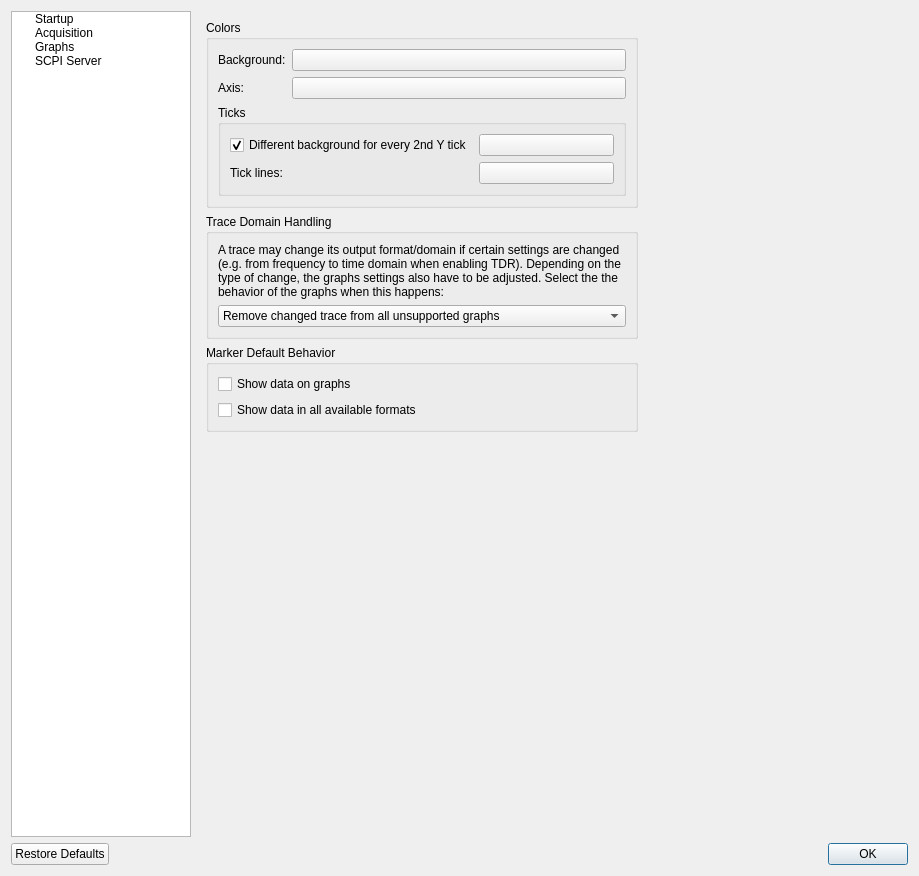
jankae/LibreVNA, file Software/PC_Application/preferencesdialog.ui: the form before one commit.
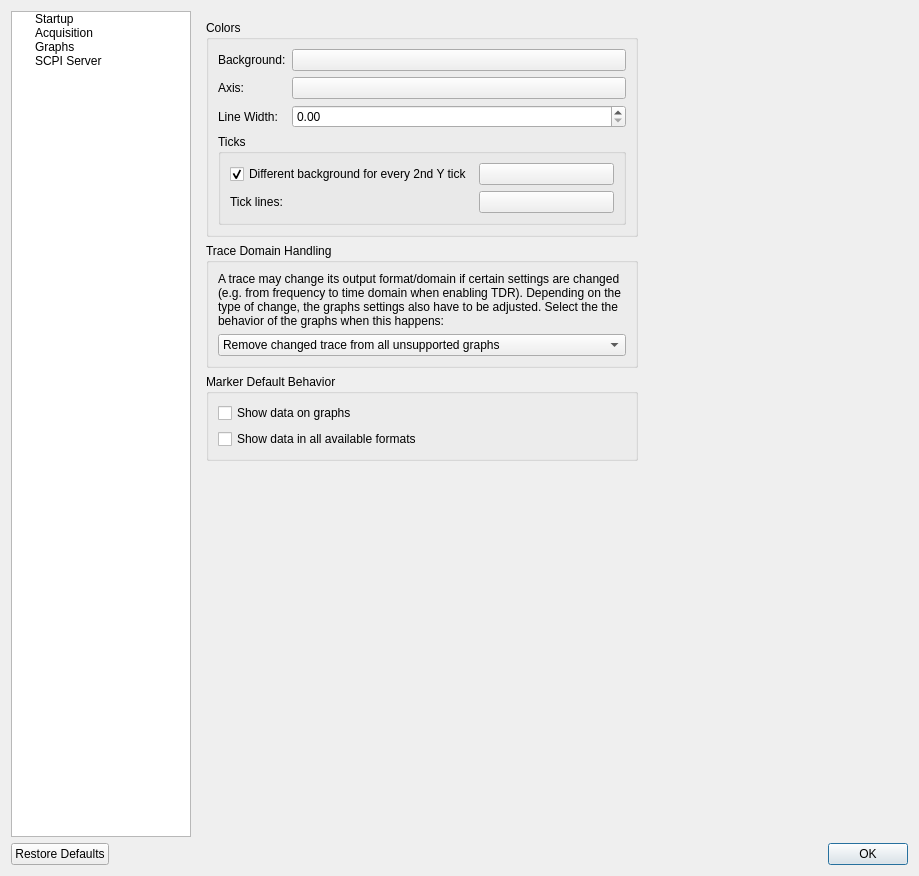
The form after the commit. The open tabs and pages were chosen to show the change. Custom widgets are drawn as their Qt base class.

Commit message: Add preference option for trace line width

The edit to the form file:
```diff
--- a/Software/PC_Application/preferencesdialog.ui
+++ b/Software/PC_Application/preferencesdialog.ui
@@ -769,6 +769,20 @@
                 </layout>
                </widget>
               </item>
+              <item row="2" column="0">
+               <widget class="QLabel" name="label_27">
+                <property name="text">
+                 <string>Line Width:</string>
+                </property>
+               </widget>
+              </item>
+              <item row="2" column="1">
+               <widget class="QDoubleSpinBox" name="GraphsLineWidth">
+                <property name="singleStep">
+                 <double>0.100000000000000</double>
+                </property>
+               </widget>
+              </item>
              </layout>
             </widget>
            </item>
```
Left out of the diff: 2 changed lines with no effect on the pictures. The commit also changes 4 other files.
